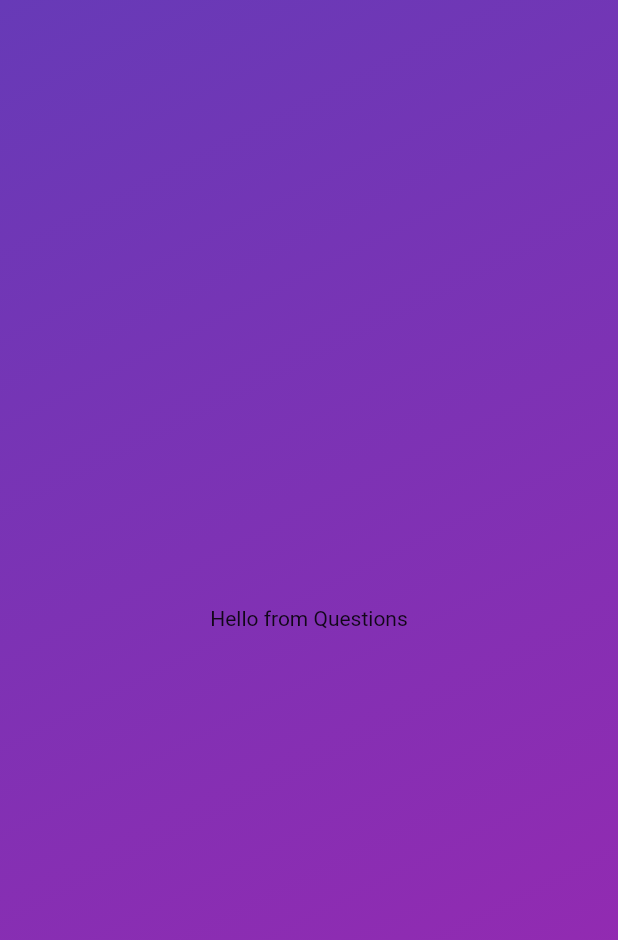
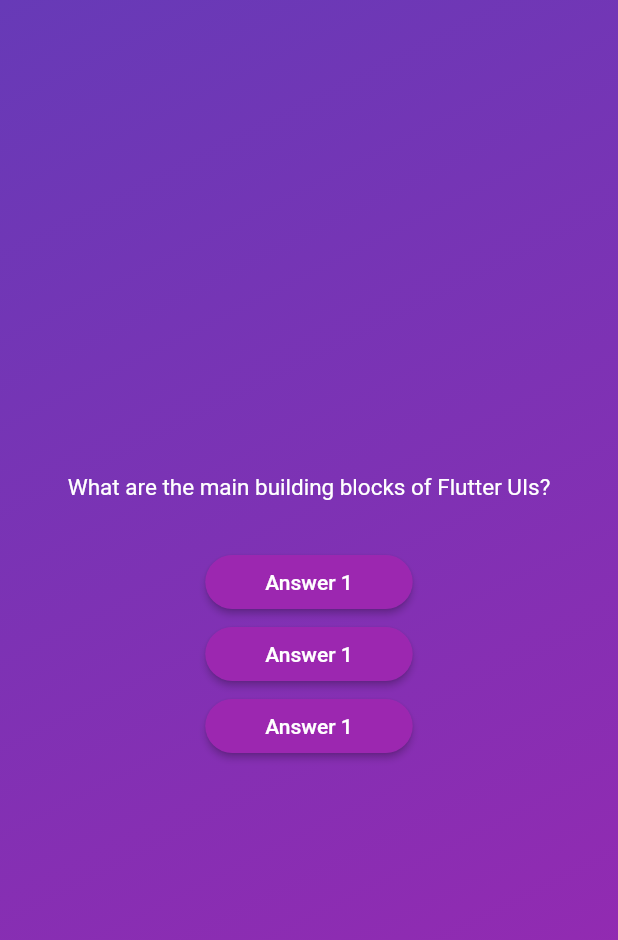
Before and after one commit to meeron/flutter-demo-app, a Flutter app: the screen it shows after launch, after a tap on "Start quiz", on a phone screen of 412 x 824 dp. Shown: the top 940 px of the screen. Run offline on Flutter 3.47's test engine with Material 2 defaults, Android fonts, the phone set to English and light mode, and no system bars.

Commit message:
Scaffold questions screen

```diff
--- /dev/null
+++ b/quiz_app/lib/asnwer_button.dart
@@ -0,0 +1,22 @@
+import 'package:flutter/material.dart';
+
+class AnswerButton extends StatelessWidget {
+  const AnswerButton(this.text, this.onPressed, {super.key});
+
+  final String text;
+  final void Function() onPressed;
+
+  @override
+  Widget build(BuildContext context) {
+    return ElevatedButton(
+      onPressed: onPressed,
+      style: ElevatedButton.styleFrom(
+        padding: const EdgeInsets.symmetric(vertical: 10, horizontal: 40),
+        backgroundColor: Colors.purple,
+        foregroundColor: Colors.white,
+        shape: RoundedRectangleBorder(borderRadius: BorderRadius.circular(20)),
+      ),
+      child: Text(text),
+    );
+  }
+}
--- /dev/null
+++ b/quiz_app/lib/models.dart
@@ -0,0 +1,6 @@
+class QuizQuestion {
+  const QuizQuestion(this.question, this.answers);
+
+  final String question;
+  final List<String> answers;
+}
--- a/quiz_app/lib/questions_screen.dart
+++ b/quiz_app/lib/questions_screen.dart
@@ -1,4 +1,6 @@
 import 'package:flutter/material.dart';
+import 'package:quiz_app/asnwer_button.dart';
+import 'package:quiz_app/models.dart';
 
 class QuestionsScreen extends StatefulWidget {
   const QuestionsScreen({super.key});
@@ -10,8 +12,85 @@ class QuestionsScreen extends StatefulWidget {
 }
 
 class _QuestionsScreenState extends State<QuestionsScreen> {
+  var questionsIndex = 0;
+
   @override
   Widget build(BuildContext context) {
-    return const Text('Hello from Questions');
+    return Column(
+      mainAxisSize: MainAxisSize.min,
+      children: [
+        Text(
+          questions[questionsIndex].question,
+          style: const TextStyle(
+            fontSize: 15,
+            color: Colors.white,
+          ),
+        ),
+        const SizedBox(height: 30),
+        AnswerButton('Answer 1', () {}),
+        AnswerButton('Answer 1', () {}),
+        AnswerButton('Answer 1', () {}),
+      ],
+    );
+  }
+
+  void answer() {
+    setState(() {
+      questionsIndex++;
+    });
   }
 }
+
+const questions = [
+  QuizQuestion(
+    'What are the main building blocks of Flutter UIs?',
+    [
+      'Widgets',
+      'Components',
+      'Blocks',
+      'Functions',
+    ],
+  ),
+  QuizQuestion('How are Flutter UIs built?', [
+    'By combining widgets in code',
+    'By combining widgets in a visual editor',
+    'By defining widgets in config files',
+    'By using XCode for iOS and Android Studio for Android',
+  ]),
+  QuizQuestion(
+    'What\'s the purpose of a StatefulWidget?',
+    [
+      'Update UI as data changes',
+      'Update data as UI changes',
+      'Ignore data changes',
+      'Render UI that does not depend on data',
+    ],
+  ),
+  QuizQuestion(
+    'Which widget should you try to use more often: StatelessWidget or StatefulWidget?',
+    [
+      'StatelessWidget',
+      'StatefulWidget',
+      'Both are equally good',
+      'None of the above',
+    ],
+  ),
+  QuizQuestion(
+    'What happens if you change data in a StatelessWidget?',
+    [
+      'The UI is not updated',
+      'The UI is updated',
+      'The closest StatefulWidget is updated',
+      'Any nested StatefulWidgets are updated',
+    ],
+  ),
+  QuizQuestion(
+    'How should you update data inside of StatefulWidgets?',
+    [
+      'By calling setState()',
+      'By calling updateData()',
+      'By calling updateUI()',
+      'By calling updateState()',
+    ],
+  ),
+];
--- a/quiz_app/lib/quiz.dart
+++ b/quiz_app/lib/quiz.dart
@@ -12,37 +12,32 @@ class Quiz extends StatefulWidget {
 }
 
 class _QuizState extends State<Quiz> {
-  Widget? currentScreen;
-
-  @override
-  void initState() {
-    currentScreen = StartScreen(startQuiz);
-    super.initState();
-  }
+  var currentScreen = Screen.start;
 
   @override
   Widget build(BuildContext context) {
+    Widget screen = StartScreen(startQuiz);
+
+    if (currentScreen == Screen.questions) {
+      screen = const QuestionsScreen();
+    }
+
     return Scaffold(
       body: Container(
         decoration: _decoration,
-        child: Center(
-          child: currentScreen,
-        ),
+        child: Center(child: screen),
       ),
     );
   }
 
-  @override
-  void dispose() {
-    super.dispose();
-  }
-
   void startQuiz() {
     setState(() {
-      currentScreen = const QuestionsScreen();
+      currentScreen = Screen.questions;
     });
   }
 }
+
+enum Screen { start, questions }
 
 const BoxDecoration _decoration = BoxDecoration(
   gradient: LinearGradient(
```
